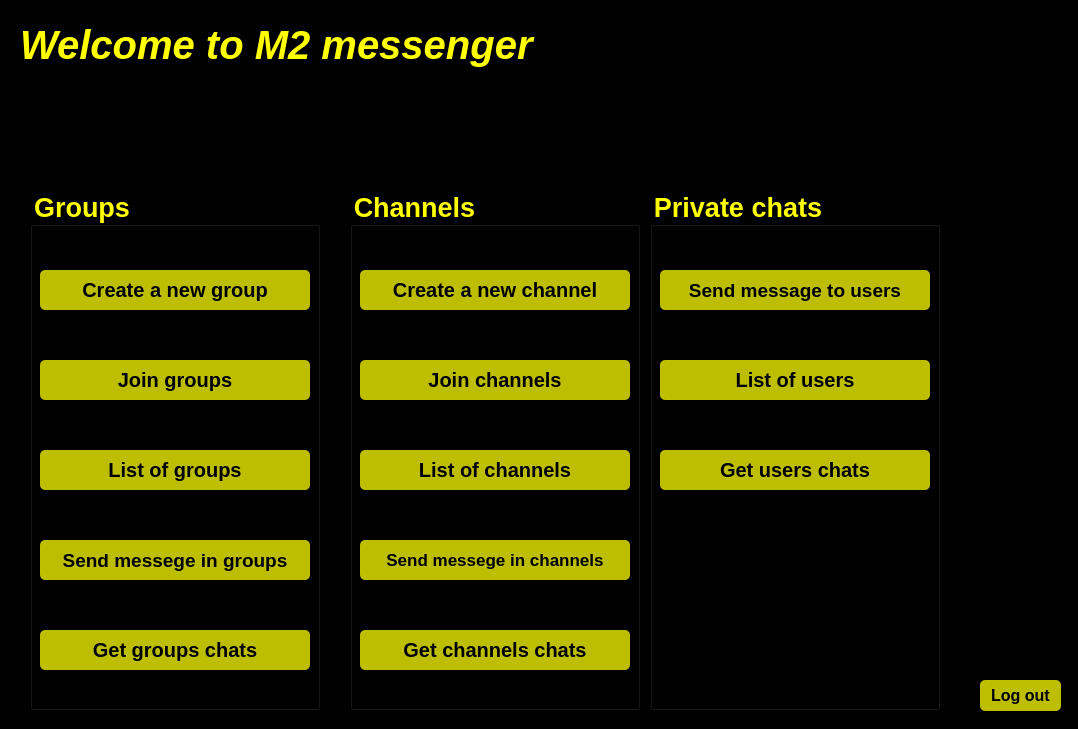
First picture: the form in untitled/afterlogin.ui, repository MohamadKhavaran/M2-Massenger, before the edit.
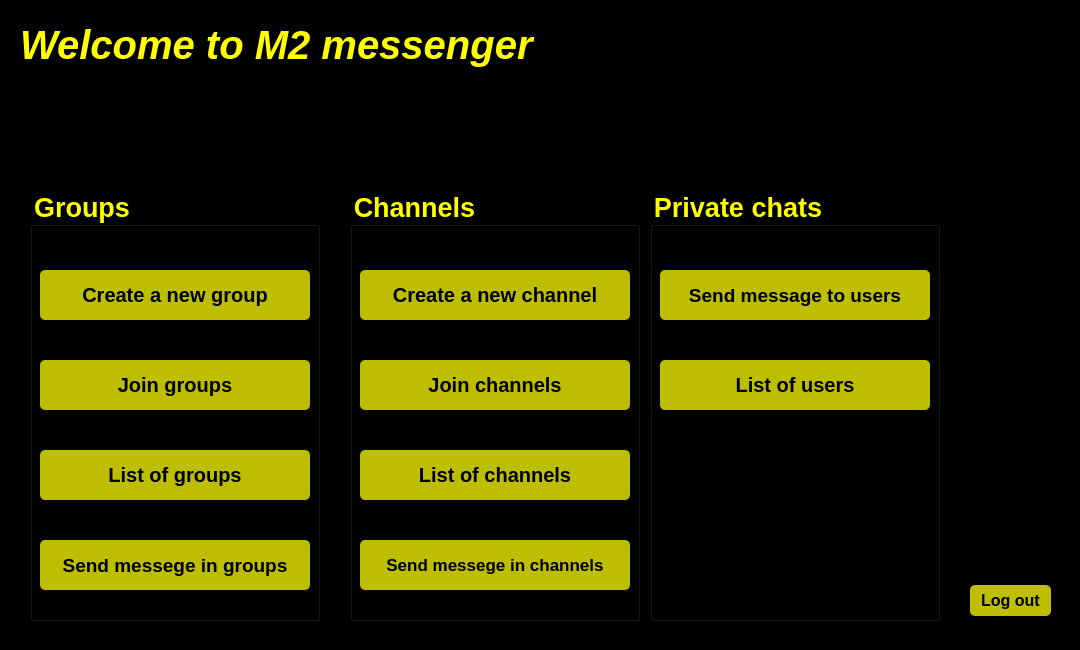
Second picture: the form after the edit. Icons and pictures are not drawn.

Patch:
```diff
--- a/untitled/afterlogin.ui
+++ b/untitled/afterlogin.ui
@@ -6,8 +6,8 @@
    <rect>
     <x>0</x>
     <y>0</y>
-    <width>1078</width>
-    <height>729</height>
+    <width>1080</width>
+    <height>650</height>
    </rect>
   </property>
   <property name="windowTitle">
@@ -21,13 +21,13 @@
     <rect>
      <x>0</x>
      <y>0</y>
-     <width>1081</width>
-     <height>731</height>
+     <width>1080</width>
+     <height>650</height>
     </rect>
    </property>
    <property name="styleSheet">
     <string notr="true">background-color: rgb(0, 0, 0);
-</string>
+color:white;</string>
    </property>
    <widget class="QLabel" name="label">
     <property name="geometry">
@@ -58,8 +58,8 @@
    <widget class="QPushButton" name="pushButton_4">
     <property name="geometry">
      <rect>
-      <x>980</x>
-      <y>680</y>
+      <x>970</x>
+      <y>585</y>
       <width>81</width>
       <height>31</height>
      </rect>
@@ -95,8 +95,8 @@
    <widget class="QLabel" name="label_5">
     <property name="geometry">
      <rect>
-      <x>980</x>
-      <y>590</y>
+      <x>970</x>
+      <y>490</y>
       <width>81</width>
       <height>81</height>
      </rect>
@@ -114,7 +114,7 @@
       <x>30</x>
       <y>190</y>
       <width>290</width>
-      <height>520</height>
+      <height>431</height>
      </rect>
     </property>
     <property name="font">
@@ -136,7 +136,7 @@
        <x>10</x>
        <y>80</y>
        <width>270</width>
-       <height>40</height>
+       <height>50</height>
       </rect>
      </property>
      <property name="font">
@@ -173,7 +173,7 @@
        <x>10</x>
        <y>170</y>
        <width>270</width>
-       <height>40</height>
+       <height>50</height>
       </rect>
      </property>
      <property name="font">
@@ -204,50 +204,13 @@
       <string>Join groups</string>
      </property>
     </widget>
-    <widget class="QPushButton" name="pushButton_3">
-     <property name="geometry">
-      <rect>
-       <x>10</x>
-       <y>440</y>
-       <width>270</width>
-       <height>40</height>
-      </rect>
-     </property>
-     <property name="font">
-      <font>
-       <pointsize>15</pointsize>
-       <bold>true</bold>
-      </font>
-     </property>
-     <property name="styleSheet">
-      <string notr="true">QPushButton#pushButton_3{
-	background-color:rgba(255, 255, 0, 190);
-	color:rgba(0, 0, 0, 255);
-	border-radius:5px;
-}
-
-QPushButton#pushButton_3:hover{
-	background-color:rgb(246, 120, 29);
-
-}
-
-QPushButton#pushButton_3:pressed{
-	padding-left:5px;
-	padding-top:5px;
-	background-color:rgba(150,123, 111, 255);
-}</string>
-     </property>
-     <property name="text">
-      <string>Get groups chats</string>
-     </property>
-    </widget>
     <widget class="QPushButton" name="pushButton_6">
      <property name="geometry">
       <rect>
        <x>10</x>
        <y>260</y>
        <width>270</width>
-       <height>40</height>
+       <height>50</height>
       </rect>
      </property>
      <property name="font">
@@ -284,7 +247,7 @@
        <x>10</x>
        <y>350</y>
        <width>270</width>
-       <height>40</height>
+       <height>50</height>
       </rect>
      </property>
      <property name="font">
@@ -322,7 +285,7 @@
       <x>350</x>
       <y>190</y>
       <width>290</width>
-      <height>520</height>
+      <height>431</height>
      </rect>
     </property>
     <property name="font">
@@ -344,7 +307,7 @@
        <x>10</x>
        <y>80</y>
        <width>270</width>
-       <height>40</height>
+       <height>50</height>
       </rect>
      </property>
      <property name="font">
@@ -381,7 +344,7 @@
        <x>10</x>
        <y>170</y>
        <width>270</width>
-       <height>40</height>
+       <height>50</height>
       </rect>
      </property>
      <property name="font">
@@ -418,7 +381,7 @@
        <x>10</x>
        <y>260</y>
        <width>270</width>
-       <height>40</height>
+       <height>50</height>
       </rect>
      </property>
      <property name="font">
@@ -455,7 +418,7 @@
        <x>10</x>
        <y>350</y>
        <width>270</width>
-       <height>40</height>
+       <height>50</height>
       </rect>
      </property>
      <property name="font">
@@ -486,43 +449,6 @@
       <string>Send messege in channels</string>
      </property>
     </widget>
-    <widget class="QPushButton" name="pushButton_12">
-     <property name="geometry">
-      <rect>
-       <x>10</x>
-       <y>440</y>
-       <width>270</width>
-       <height>40</height>
-      </rect>
-     </property>
-     <property name="font">
-      <font>
-       <pointsize>15</pointsize>
-       <bold>true</bold>
-      </font>
-     </property>
-     <property name="styleSheet">
-      <string notr="true">QPushButton#pushButton_12{
-	background-color:rgba(255, 255, 0, 190);
-	color:rgba(0, 0, 0, 255);
-	border-radius:5px;
-}
-
-QPushButton#pushButton_12:hover{
-	background-color:rgb(246, 120, 29);
-
-}
-
-QPushButton#pushButton_12:pressed{
-	padding-left:5px;
-	padding-top:5px;
-	background-color:rgba(150,123, 111, 255);
-}</string>
-     </property>
-     <property name="text">
-      <string>Get channels chats</string>
-     </property>
-    </widget>
    </widget>
    <widget class="QGroupBox" name="pv_groupBox">
     <property name="geometry">
@@ -530,7 +456,7 @@
       <x>650</x>
       <y>190</y>
       <width>290</width>
-      <height>520</height>
+      <height>431</height>
      </rect>
     </property>
     <property name="font">
@@ -552,7 +478,7 @@
        <x>10</x>
        <y>80</y>
        <width>270</width>
-       <height>40</height>
+       <height>50</height>
       </rect>
      </property>
      <property name="font">
@@ -589,7 +515,7 @@
        <x>10</x>
        <y>170</y>
        <width>270</width>
-       <height>40</height>
+       <height>50</height>
       </rect>
      </property>
      <property name="font">
@@ -620,51 +546,14 @@
       <string>List of users</string>
      </property>
     </widget>
-    <widget class="QPushButton" name="pushButton_15">
-     <property name="geometry">
-      <rect>
-       <x>10</x>
-       <y>260</y>
-       <width>270</width>
-       <height>40</height>
-      </rect>
-     </property>
-     <property name="font">
-      <font>
-       <pointsize>15</pointsize>
-       <bold>true</bold>
-      </font>
-     </property>
-     <property name="styleSheet">
-      <string notr="true">QPushButton#pushButton_15{
-	background-color:rgba(255, 255, 0, 190);
-	color:rgba(0, 0, 0, 255);
-	border-radius:5px;
-}
-
-QPushButton#pushButton_15:hover{
-	background-color:rgb(246, 120, 29);
-
-}
-
-QPushButton#pushButton_15:pressed{
-	padding-left:5px;
-	padding-top:5px;
-	background-color:rgba(150,123, 111, 255);
-}</string>
-     </property>
-     <property name="text">
-      <string>Get users chats</string>
-     </property>
-    </widget>
    </widget>
    <widget class="QLabel" name="group_label">
     <property name="geometry">
      <rect>
       <x>160</x>
       <y>80</y>
-      <width>151</width>
-      <height>101</height>
+      <width>141</width>
+      <height>111</height>
      </rect>
     </property>
     <property name="styleSheet">
@@ -695,8 +584,8 @@
      <rect>
       <x>820</x>
       <y>80</y>
-      <width>131</width>
-      <height>101</height>
+      <width>121</width>
+      <height>111</height>
      </rect>
     </property>
     <property name="styleSheet">
```
